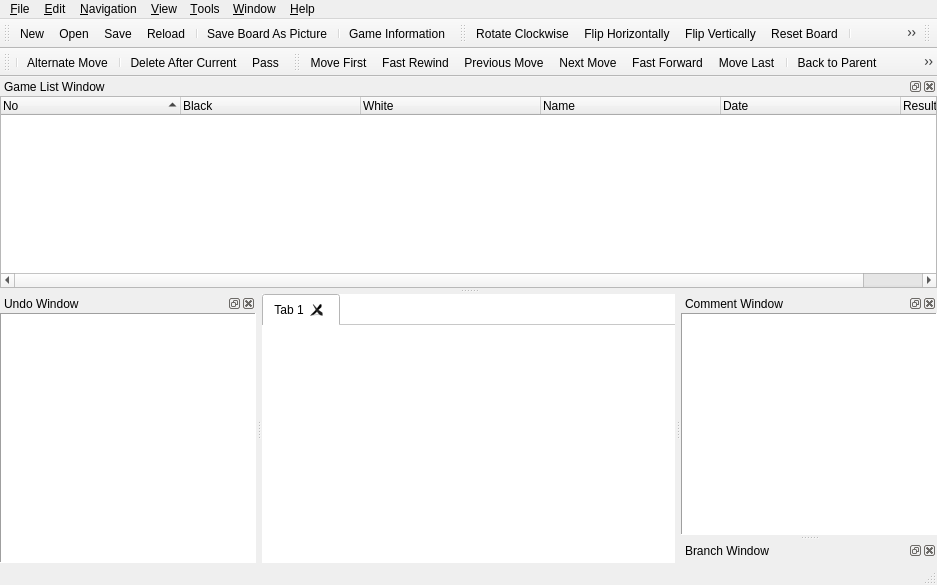
Above: mainwindow.ui from nullx002/mugo before the change. Below: the same form after it.
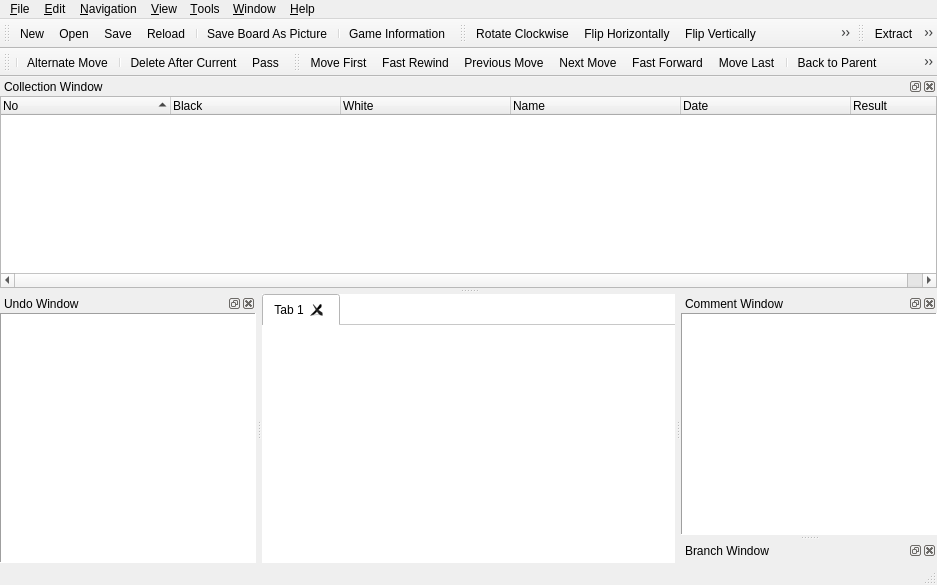
That is the form after the change. Icons and pictures are not drawn.

Commit message: operation for sgf collection.

The edit to the form file:
```diff
--- a/mainwindow.ui
+++ b/mainwindow.ui
@@ -375,11 +375,16 @@
    <addaction name="actionWhiteFirst"/>
    <addaction name="separator"/>
    <addaction name="actionBranchMode"/>
-   <addaction name="separator"/>
   </widget>
   <widget class="QToolBar" name="gameListToolBar">
    <property name="windowTitle">
-    <string>GameList Toolbar</string>
+    <string>Collection Toolbar</string>
+   </property>
+   <property name="iconSize">
+    <size>
+     <width>18</width>
+     <height>18</height>
+    </size>
    </property>
    <attribute name="toolBarArea">
     <enum>TopToolBarArea</enum>
@@ -387,6 +392,11 @@
    <attribute name="toolBarBreak">
     <bool>false</bool>
    </attribute>
+   <addaction name="actionCollectionExtract"/>
+   <addaction name="actionCollectionImport"/>
+   <addaction name="actionCollectionMoveUp"/>
+   <addaction name="actionCollectionMoveDown"/>
+   <addaction name="actionDeleteSgfFromCollection"/>
   </widget>
   <widget class="QToolBar" name="editToolBar">
    <property name="windowTitle">
@@ -514,7 +524,7 @@
   </widget>
   <widget class="QDockWidget" name="gameListDockWidget">
    <property name="windowTitle">
-    <string>Game List Window</string>
+    <string>Collection Window</string>
    </property>
    <attribute name="dockWidgetArea">
     <number>4</number>
@@ -539,7 +549,7 @@
         <number>6</number>
        </property>
        <attribute name="headerDefaultSectionSize">
-        <number>180</number>
+        <number>170</number>
        </attribute>
        <attribute name="headerShowSortIndicator" stdset="0">
         <bool>true</bool>
@@ -1687,6 +1697,56 @@
     <string>Close All Tabs</string>
    </property>
   </action>
+  <action name="actionCollectionExtract">
+   <property name="icon">
+    <iconset>
+     <normaloff>:/res/sgfextract.png</normaloff>:/res/sgfextract.png</iconset>
+   </property>
+   <property name="text">
+    <string>Extract</string>
+   </property>
+  </action>
+  <action name="actionCollectionMoveUp">
+   <property name="icon">
+    <iconset>
+     <normaloff>:/res/prevbranch.png</normaloff>:/res/prevbranch.png</iconset>
+   </property>
+   <property name="text">
+    <string>Move Up</string>
+   </property>
+  </action>
+  <action name="actionCollectionMoveDown">
+   <property name="icon">
+    <iconset>
+     <normaloff>:/res/nextbranch.png</normaloff>:/res/nextbranch.png</iconset>
+   </property>
+   <property name="text">
+    <string>Move Down</string>
+   </property>
+  </action>
+  <action name="actionDeleteSgfFromCollection">
+   <property name="icon">
+    <iconset>
+     <normaloff>:/res/removeself.png</normaloff>:/res/removeself.png</iconset>
+   </property>
+   <property name="text">
+    <string>Delete SGF</string>
+   </property>
+  </action>
+  <action name="actionPasteSgfToCollection">
+   <property name="text">
+    <string>Paste SGF to Collection</string>
+   </property>
+  </action>
+  <action name="actionCollectionImport">
+   <property name="icon">
+    <iconset>
+     <normaloff>:/res/sgfimport.png</normaloff>:/res/sgfimport.png</iconset>
+   </property>
+   <property name="text">
+    <string>Import</string>
+   </property>
+  </action>
  </widget>
  <layoutdefault spacing="6" margin="11"/>
  <customwidgets>
```
Left out of the diff: 141 changed lines with no effect on the pictures. The commit also changes 16 other files.
